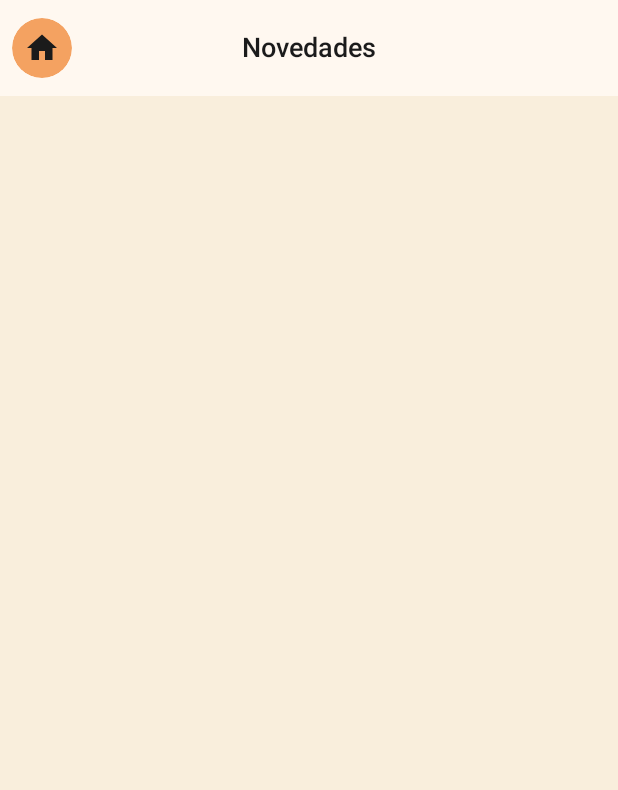
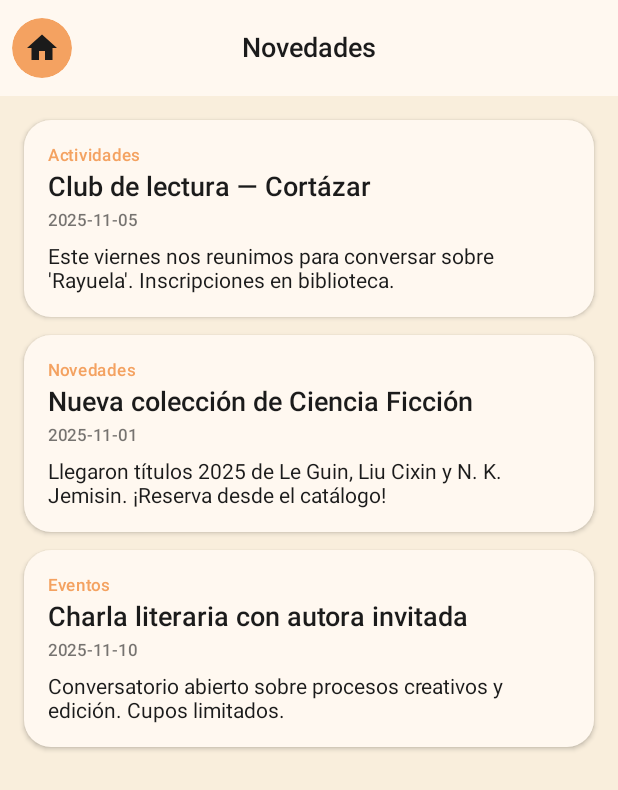
Before and after one commit to tian88crys/LecturaVivaApp, an Android app built with Jetpack Compose: the NewsScreen screen opened through its navigation route, on a phone screen of 412 x 824 dp. Shown: the top 790 px of the screen. Run offline under Robolectric (Android 15) with nearby library versions, the phone set to English and light mode, and no system bars.

Commit message:
Actualización News
se agregan "novedades"

```diff
--- a/app/src/main/java/com/lecturaviva/app/ui/screens/NewsScreen.kt
+++ b/app/src/main/java/com/lecturaviva/app/ui/screens/NewsScreen.kt
@@ -1,20 +1,122 @@
 package com.lecturaviva.app.ui.screens
 
+import androidx.compose.foundation.layout.Arrangement
 import androidx.compose.foundation.layout.Column
+import androidx.compose.foundation.layout.PaddingValues
+import androidx.compose.foundation.layout.Spacer
+import androidx.compose.foundation.layout.fillMaxWidth
+import androidx.compose.foundation.layout.height
 import androidx.compose.foundation.layout.padding
+import androidx.compose.foundation.lazy.LazyColumn
+import androidx.compose.foundation.lazy.items
+import androidx.compose.material3.Card
+import androidx.compose.material3.CardDefaults
+import androidx.compose.material3.MaterialTheme
 import androidx.compose.material3.Scaffold
+import androidx.compose.material3.Text
 import androidx.compose.runtime.Composable
+import androidx.compose.runtime.remember
 import androidx.compose.ui.Modifier
+import androidx.compose.ui.text.font.FontWeight
+import androidx.compose.ui.unit.dp
 import androidx.navigation.NavHostController
 import com.lecturaviva.app.ui.components.TopBarWithHome
 
+// --- Modelo simple para la noticia ---
+data class NewsItem(
+    val id: String,
+    val title: String,
+    val description: String,
+    val date: String,        // "YYYY-MM-DD"
+    val category: String? = null
+)
+
+// --- Fuente mock (en memoria) ---
+private fun sampleNews(): List<NewsItem> = listOf(
+    NewsItem(
+        id = "n1",
+        title = "Club de lectura — Cortázar",
+        description = "Este viernes nos reunimos para conversar sobre 'Rayuela'. Inscripciones en biblioteca.",
+        date = "2025-11-05",
+        category = "Actividades"
+    ),
+    NewsItem(
+        id = "n2",
+        title = "Nueva colección de Ciencia Ficción",
+        description = "Llegaron títulos 2025 de Le Guin, Liu Cixin y N. K. Jemisin. ¡Reserva desde el catálogo!",
+        date = "2025-11-01",
+        category = "Novedades"
+    ),
+    NewsItem(
+        id = "n3",
+        title = "Charla literaria con autora invitada",
+        description = "Conversatorio abierto sobre procesos creativos y edición. Cupos limitados.",
+        date = "2025-11-10",
+        category = "Eventos"
+    )
+)
+
+// --- Pantalla de Novedades ---
 @Composable
 fun NewsScreen(nav: NavHostController) {
+    val news = remember { sampleNews() }
+
     Scaffold(
         topBar = { TopBarWithHome(title = "Novedades", nav = nav) }
     ) { padding ->
-        Column(Modifier.padding(padding)) {
-            // ... tu contenido
+        LazyColumn(
+            contentPadding = PaddingValues(16.dp),
+            verticalArrangement = Arrangement.spacedBy(12.dp),
+            modifier = Modifier.padding(padding)
+        ) {
+            items(news, key = { it.id }) { item ->
+                NewsCard(item)
+            }
         }
     }
 }
+
+@Composable
+private fun NewsCard(item: NewsItem) {
+    Card(
+        modifier = Modifier.fillMaxWidth(),
+        shape = MaterialTheme.shapes.large,
+        colors = CardDefaults.cardColors(
+            containerColor = MaterialTheme.colorScheme.surface
+        ),
+        elevation = CardDefaults.cardElevation(defaultElevation = 2.dp)
+    ) {
+        Column(Modifier.padding(16.dp)) {
+            // Categoría (opcional)
+            item.category?.let {
+                Text(
+                    text = it,
+                    style = MaterialTheme.typography.labelSmall,
+                    color = MaterialTheme.colorScheme.secondary
+                )
+                Spacer(Modifier.height(2.dp))
+            }
+
+            Text(
+                text = item.title,
+                style = MaterialTheme.typography.titleMedium,
+                fontWeight = FontWeight.SemiBold
+            )
+
+            Spacer(Modifier.height(4.dp))
+
+            Text(
+                text = item.date,
+                style = MaterialTheme.typography.labelSmall,
+                color = MaterialTheme.colorScheme.onSurface.copy(alpha = 0.6f)
+            )
+
+            Spacer(Modifier.height(8.dp))
+
+            Text(
+                text = item.description,
+                style = MaterialTheme.typography.bodyMedium
+            )
+        }
+    }
+}
```
